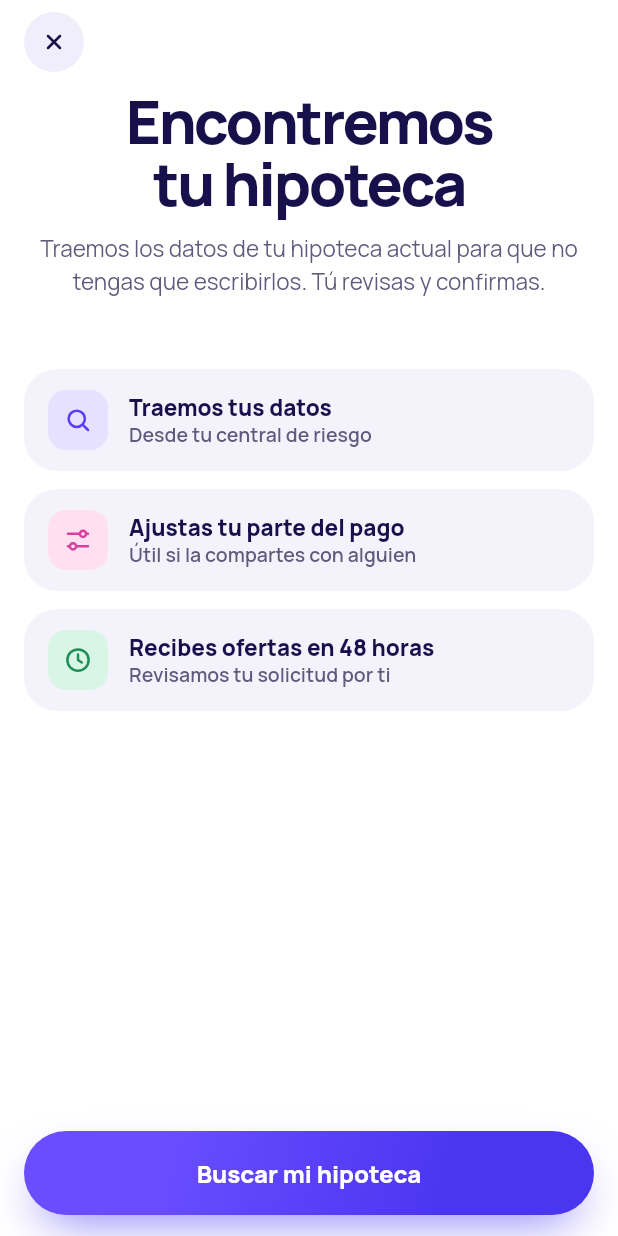
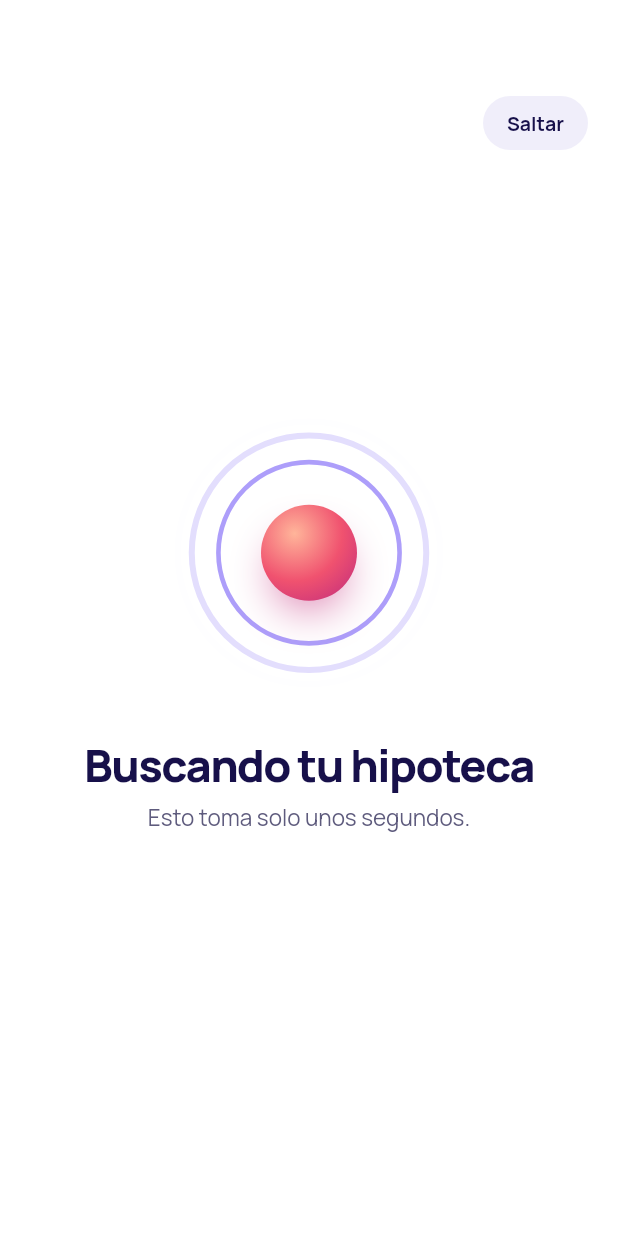
Before and after one commit to pierre-juarez/nido-bank, a Flutter app: the SearchScreen screen opened by its route, after a tap on "Buscar mi hipoteca", on a phone screen of 412 x 824 dp. Run offline on Flutter 3.47's test engine with Material 3 defaults, Android fonts, the phone set to English and light mode, and no system bars; our stand-ins replace flutter_svg, go_router, google_fonts.

Commit message:
feat: Add Found and Search screens with navigation and UI components

```diff
--- a/lib/core/components/nido_button.dart
+++ b/lib/core/components/nido_button.dart
@@ -22,6 +22,7 @@ class NidoButton extends StatelessWidget {
     this.expand = true,
     this.horizontalPadding = 34,
     this.backgroundColor,
+    this.showShadow = true,
   });
 
   final String label;
@@ -30,6 +31,7 @@ class NidoButton extends StatelessWidget {
   final double? height;
   final bool expand;
   final double horizontalPadding;
+  final bool showShadow;
 
   /// Sustituye el fondo de las variantes light y soft (por ejemplo white92 sobre gradient manage).
   final Color? backgroundColor;
@@ -49,18 +51,12 @@ class NidoButton extends StatelessWidget {
 
     final decoration = switch (variant) {
       NidoButtonVariant.primary => BoxDecoration(
-          gradient: AppGradients.cta,
-          borderRadius: radius,
-          boxShadow: AppShadows.cta,
-        ),
-      NidoButtonVariant.light => BoxDecoration(
-          color: backgroundColor ?? AppColors.white,
-          borderRadius: radius,
-        ),
-      NidoButtonVariant.soft => BoxDecoration(
-          color: backgroundColor ?? AppColors.surfaceSoftButton,
-          borderRadius: radius,
-        ),
+        gradient: AppGradients.cta,
+        borderRadius: radius,
+        boxShadow: showShadow ? AppShadows.cta : null,
+      ),
+      NidoButtonVariant.light => BoxDecoration(color: backgroundColor ?? AppColors.white, borderRadius: radius),
+      NidoButtonVariant.soft => BoxDecoration(color: backgroundColor ?? AppColors.surfaceSoftButton, borderRadius: radius),
     };
 
     return SizedBox(
--- /dev/null
+++ b/lib/core/components/nido_search_loder.dart
@@ -0,0 +1,81 @@
+import 'package:flutter/material.dart';
+
+import '../theme/app_theme.dart';
+
+/// Loader de búsqueda: tres aros que se expanden y desvanecen alrededor de una esfera rosada.
+///
+/// Medidas (dp):
+/// - Lienzo: 200 x 200, todo centrado.
+/// - Aros: 3 círculos de 120 con borde de 3 en primary500.
+/// - Pulso: 1.8 s en bucle, curva easeOut; escala de 0.7 a 1.5 y opacidad de 0.85 a 0.
+///   Los aros van desfasados un tercio de ciclo (0, 0.6 y 1.2 s).
+/// - Esfera: 64, degradado `AppGradients.orb` y sombra 0 14 24 -8 en magenta600 al 60%.
+class NidoSearchLoader extends StatefulWidget {
+  const NidoSearchLoader({super.key, this.size = 200});
+
+  final double size;
+
+  @override
+  State<NidoSearchLoader> createState() => _NidoSearchLoaderState();
+}
+
+class _NidoSearchLoaderState extends State<NidoSearchLoader> with SingleTickerProviderStateMixin {
+  late final AnimationController _controller = AnimationController(vsync: this, duration: const Duration(milliseconds: 1800))
+    ..repeat();
+
+  @override
+  void dispose() {
+    _controller.dispose();
+    super.dispose();
+  }
+
+  Widget _ring(int index) {
+    // Cada aro va un tercio de ciclo por detrás del anterior.
+    final phase = (_controller.value - index / 3 + 1) % 1.0;
+    final eased = Curves.easeOut.transform(phase);
+    return Opacity(
+      opacity: 0.85 * (1 - eased),
+      child: Transform.scale(
+        scale: 0.7 + 0.8 * eased,
+        child: Container(
+          width: 120,
+          height: 120,
+          decoration: BoxDecoration(
+            shape: BoxShape.circle,
+            border: Border.all(color: AppColors.primary500, width: 3),
+          ),
+        ),
+      ),
+    );
+  }
+
+  @override
+  Widget build(BuildContext context) {
+    return SizedBox(
+      width: widget.size,
+      height: widget.size,
+      child: AnimatedBuilder(
+        animation: _controller,
+        builder: (context, _) => Stack(
+          alignment: Alignment.center,
+          children: [
+            _ring(0),
+            _ring(1),
+            _ring(2),
+            Container(
+              width: 64,
+              height: 64,
+              decoration: const BoxDecoration(
+                shape: BoxShape.circle,
+                gradient: AppGradients.orb,
+                boxShadow: [
+                  BoxShadow(color: Color.fromRGBO(196, 46, 124, 0.6), offset: Offset(0, 14), blurRadius: 24, spreadRadius: -8),
+                ],
+              ),
+            ),
+          ],
+        ),
+      ),
+    );
+  }
+}
--- a/lib/core/router/app_router.dart
+++ b/lib/core/router/app_router.dart
@@ -1,10 +1,12 @@
 import 'package:go_router/go_router.dart';
 import 'package:nido_bank/core/router/app_routes.dart';
+import 'package:nido_bank/features/found/presentation/screens/found_screen.dart';
 import 'package:nido_bank/features/gallery/presentation/screens/components_gallery.dart';
 import 'package:nido_bank/features/home/presentation/screens/home_screen.dart';
 import 'package:nido_bank/features/manage/presentation/screens/manage_screens.dart';
 import 'package:nido_bank/features/onboarding/presentation/screens/onboarding_screen.dart';
-import 'package:nido_bank/features/search/presentation/screens/search_screens.dart';
+import 'package:nido_bank/features/search/presentation/screens/search_screen.dart';
+import 'package:nido_bank/features/shared/searching_screen.dart';
 import 'package:nido_bank/features/shell/presentation/screens/main_shell.dart';
 import 'package:nido_bank/features/splash/presentation/screens/android_splash_screen.dart';
 
@@ -35,5 +37,10 @@ final appRouter = GoRouter(
       ],
     ),
     GoRoute(path: AppRoutes.components, builder: (context, state) => const ComponentsGallery()),
+    GoRoute(
+      path: AppRoutes.searching,
+      builder: (context, state) => SearchingScreen(onFinished: () => context.go(AppRoutes.found)),
+    ),
+    GoRoute(path: AppRoutes.found, builder: (context, state) => const FoundScreen()),
   ],
 );
--- a/lib/core/router/app_routes.dart
+++ b/lib/core/router/app_routes.dart
@@ -6,4 +6,6 @@ abstract final class AppRoutes {
   static const components = '/components';
   static const manage = '/manage';
   static const search = '/search';
+  static const searching = '/searching';
+  static const found = '/found';
 }
--- a/lib/core/theme/app_theme.dart
+++ b/lib/core/theme/app_theme.dart
@@ -69,6 +69,8 @@ abstract final class AppColors {
 }
 
 abstract final class AppSpacing {
+  static const s2 = 2.0;
+  static const s4 = 4.0;
   static const s8 = 8.0;
   static const s10 = 10.0;
   static const s12 = 12.0;
@@ -92,6 +94,7 @@ abstract final class AppRadius {
   static const sheetTop = BorderRadius.vertical(top: Radius.circular(36));
   static const bottomBarTop = BorderRadius.vertical(top: Radius.circular(28));
   static const pill = StadiumBorder();
+
   /// Panel superior del onboarding: radio inferior 44.
   static const onboardingHeroBottom = BorderRadius.vertical(bottom: Radius.circular(44));
 }
@@ -126,9 +129,7 @@ abstract final class AppShadows {
   static const bottomBar = [
     BoxShadow(color: Color.fromRGBO(26, 18, 96, 0.3), offset: Offset(0, -12), blurRadius: 30, spreadRadius: -14),
   ];
-  static const thumb = [
-    BoxShadow(color: Color.fromRGBO(40, 25, 140, 0.35), offset: Offset(0, 2), blurRadius: 8),
-  ];
+  static const thumb = [BoxShadow(color: Color.fromRGBO(40, 25, 140, 0.35), offset: Offset(0, 2), blurRadius: 8)];
 }
 
 /// Ángulos CSS convertidos a Alignment: 150deg → (-0.5,-0.866) a (0.5,0.866);
@@ -149,9 +150,7 @@ abstract final class AppGradients {
     end: Alignment(0.5, 0.866),
     colors: [AppColors.primary300, AppColors.primary600],
   );
-  static const slider = LinearGradient(
-    colors: [AppColors.primary600, AppColors.primary300],
-  );
+  static const slider = LinearGradient(colors: [AppColors.primary600, AppColors.primary300]);
   static const manage = LinearGradient(
     begin: Alignment.topCenter,
     end: Alignment.bottomCenter,
@@ -164,6 +163,7 @@ abstract final class AppGradients {
     colors: [AppColors.night300, AppColors.night500, AppColors.night700, AppColors.night900],
     stops: [0, 0.34, 0.62, 1],
   );
+
   /// Panel superior del onboarding: 3 paradas, hasta night700.
   static const onboarding = LinearGradient(
     begin: Alignment.topCenter,
@@ -208,13 +208,7 @@ abstract final class AppGradients {
 /// interlineado sin unidad, igual que en CSS.
 abstract final class AppTextStyles {
   static TextStyle _t(double size, FontWeight weight, {double height = 1.2, double em = 0, Color? color}) =>
-      GoogleFonts.manrope(
-        fontSize: size,
-        fontWeight: weight,
-        height: height,
-        letterSpacing: em * size,
-        color: color,
-      );
+      GoogleFonts.manrope(fontSize: size, fontWeight: weight, height: height, letterSpacing: em * size, color: color);
 
   // Títulos
   static final screenTitle = _t(40, FontWeight.w800, height: 1.02, em: -0.04, color: AppColors.ink900);
--- a/lib/features/search/presentation/screens/search_screens.dart
+++ b/lib/features/search/presentation/screens/search_screen.dart
@@ -2,6 +2,7 @@ import 'package:flutter/material.dart';
 import 'package:flutter/services.dart';
 import 'package:go_router/go_router.dart';
 import 'package:nido_bank/core/components/components.dart';
+import 'package:nido_bank/core/router/app_routes.dart';
 import 'package:nido_bank/core/theme/app_theme.dart';
 
 class SearchScreen extends StatelessWidget {
@@ -73,7 +74,11 @@ class SearchScreen extends StatelessWidget {
                   subtitle: 'Revisamos tu solicitud por ti',
                 ),
                 Spacer(),
-                NidoButton(label: 'Buscar mi hipoteca', variant: NidoButtonVariant.primary, onPressed: () {}),
+                NidoButton(
+                  label: 'Buscar mi hipoteca',
+                  variant: NidoButtonVariant.primary,
+                  onPressed: () => context.go(AppRoutes.searching),
+                ),
               ],
             ),
           ),
--- /dev/null
+++ b/lib/features/shared/searching_screen.dart
@@ -0,0 +1,91 @@
+import 'dart:async';
+import 'package:flutter/material.dart';
+import 'package:nido_bank/core/components/nido_button.dart';
+import 'package:nido_bank/core/components/nido_search_loder.dart';
+import 'package:nido_bank/core/theme/app_theme.dart';
+
+/// Pantalla "Buscando tu hipoteca": loader animado, título y subtítulo, con "Saltar" arriba a la derecha.
+///
+/// Medidas (dp): fondo white; columna centrada con padding lateral 40; loader 200 x 200, 26, título
+/// (stateTitle, 30/800), 8, subtítulo (body, 15, interlineado 1.45). "Saltar": NidoChip de 36 de alto,
+/// padding lateral 16, fondo surfaceChip, a 64 del borde superior y 20 del derecho.
+/// Pasa sola a la siguiente pantalla a los 1.6 s llamando a [onFinished]; "Saltar" la adelanta.
+class SearchingScreen extends StatefulWidget {
+  const SearchingScreen({
+    super.key,
+    required this.onFinished,
+    this.duration = const Duration(milliseconds: 1600),
+    this.title = 'Buscando tu hipoteca',
+    this.subtitle = 'Esto toma solo unos segundos.',
+  });
+
+  final VoidCallback onFinished;
+  final Duration duration;
+  final String title;
+  final String subtitle;
+
+  @override
+  State<SearchingScreen> createState() => _SearchingScreenState();
+}
+
+class _SearchingScreenState extends State<SearchingScreen> {
+  Timer? _timer;
+  bool _done = false;
+
+  @override
+  void initState() {
+    super.initState();
+    _timer = Timer(widget.duration, _finish);
+  }
+
+  @override
+  void dispose() {
+    _timer?.cancel();
+    super.dispose();
+  }
+
+  void _finish() {
+    if (_done || !mounted) return;
+    _done = true;
+    _timer?.cancel();
+    widget.onFinished();
+  }
+
+  @override
+  Widget build(BuildContext context) {
+    return Scaffold(
+      backgroundColor: AppColors.white,
+      body: Stack(
+        children: [
+          Center(
+            child: Padding(
+              padding: const EdgeInsets.symmetric(horizontal: 40),
+              child: Column(
+                mainAxisSize: MainAxisSize.min,
+                children: [
+                  const NidoSearchLoader(),
+                  const SizedBox(height: 26),
+                  Text(widget.title, textAlign: TextAlign.center, style: AppTextStyles.stateTitle),
+                  const SizedBox(height: 8),
+                  Text(widget.subtitle, textAlign: TextAlign.center, style: AppTextStyles.body.copyWith(height: 1.45)),
+                ],
+              ),
+            ),
+          ),
+          Positioned(
+            top: 64,
+            right: 20,
+            child: NidoChip(
+              label: 'Saltar',
+              height: 36,
+              horizontalPadding: 16,
+              background: AppColors.surfaceChip,
+              foreground: AppColors.ink900,
+              onPressed: _finish,
+            ),
+          ),
+        ],
+      ),
+    );
+  }
+}
```
Also changed, not shown: lib/core/components/nido_bottom_bar.dart (added, +66 -0 lines), lib/features/found/presentation/screens/found_screen.dart (added, +105 -0 lines). Lines whose indentation alone changed are shown as unchanged.
